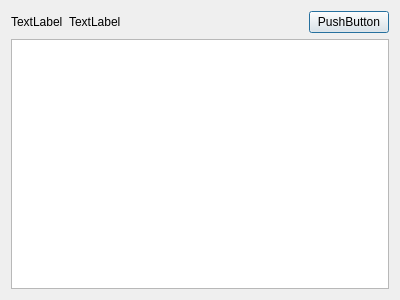
First picture: the form in FileManagerSnapShotDialog.ui, repository wruwami/TPCAM-M30, before the edit.
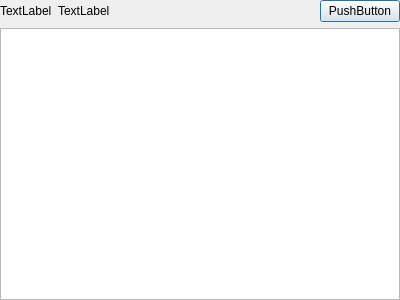
Second picture: the form after the edit. Custom widgets are drawn as their Qt base class.

The edit to the form file:
```diff
--- a/FileManagerSnapShotDialog.ui
+++ b/FileManagerSnapShotDialog.ui
@@ -14,6 +14,18 @@
    <string>Dialog</string>
   </property>
   <layout class="QVBoxLayout" name="verticalLayout_2">
+   <property name="leftMargin">
+    <number>0</number>
+   </property>
+   <property name="topMargin">
+    <number>0</number>
+   </property>
+   <property name="rightMargin">
+    <number>0</number>
+   </property>
+   <property name="bottomMargin">
+    <number>0</number>
+   </property>
    <item>
     <layout class="QVBoxLayout" name="verticalLayout" stretch="65,282">
      <item>
```
Left out of the diff: 2 changed lines with no effect on the pictures.
